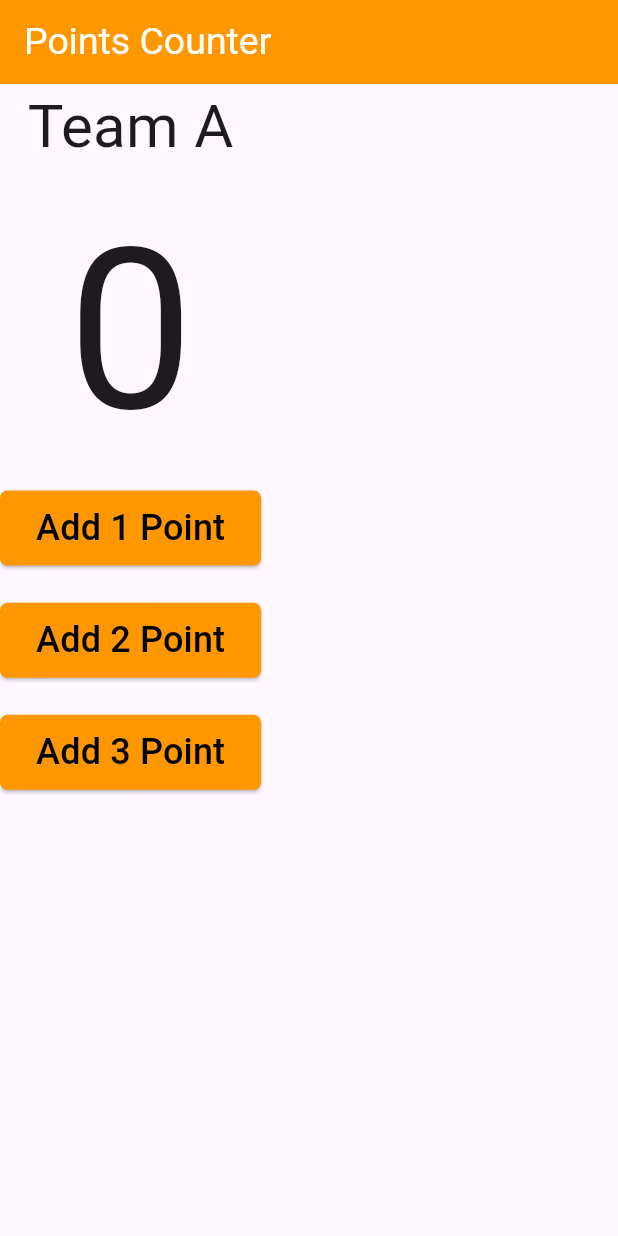
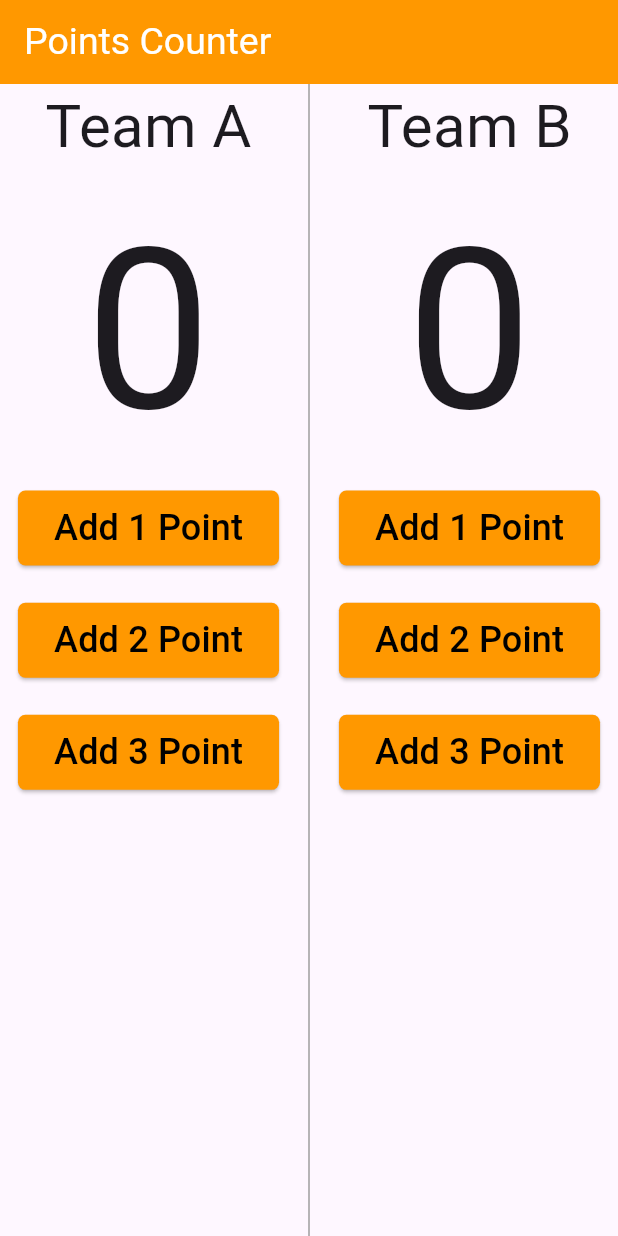
Before and after one commit to salahsaleh1015/-Complete-Flutter-Dart-Development-Course, a Flutter app: the screen it shows after launch, on a phone screen of 412 x 824 dp. Run offline on Flutter 3.47's test engine with Material 3 defaults, Android fonts, the phone set to English and light mode, and no system bars.

Commit message:
Basketball Points Counter app (vertical divider)

```diff
--- a/lib/basketball_points_counter_app/basketball_points_counter_app.dart
+++ b/lib/basketball_points_counter_app/basketball_points_counter_app.dart
@@ -16,7 +16,10 @@ class BasketballPointsCounterApp extends StatelessWidget {
           ),
         ),
       ),
-      body: Column(
+      body: Row(
+        mainAxisAlignment: MainAxisAlignment.spaceEvenly,
+        children: [
+          Column(
             children: [
               const Text(
                 "Team A",
@@ -80,6 +83,76 @@ class BasketballPointsCounterApp extends StatelessWidget {
               ),
             ],
           ),
+          const VerticalDivider(
+            thickness: 1,
+            color: Colors.grey,
+          ),
+          Column(
+            children: [
+              const Text(
+                "Team B",
+                style: TextStyle(
+                  fontSize: 40,
+                ),
+              ),
+              const Text(
+                "0",
+                style: TextStyle(
+                  fontSize: 150,
+                ),
+              ),
+              ElevatedButton(
+                  style: ElevatedButton.styleFrom(
+                    minimumSize: const Size(80, 50),
+                    backgroundColor: Colors.orange,
+                    shape: RoundedRectangleBorder(
+                      borderRadius: BorderRadius.circular(5.0),
+                    ),
+                  ),
+                  onPressed: () {},
+                  child: const Text(
+                    "Add 1 Point",
+                    style: TextStyle(color: Colors.black, fontSize: 24),
+                  )),
+              const Spacer(
+                flex: 1,
+              ),
+              ElevatedButton(
+                  style: ElevatedButton.styleFrom(
+                    minimumSize: const Size(80, 50),
+                    backgroundColor: Colors.orange,
+                    shape: RoundedRectangleBorder(
+                      borderRadius: BorderRadius.circular(5.0),
+                    ),
+                  ),
+                  onPressed: () {},
+                  child: const Text(
+                    "Add 2 Point",
+                    style: TextStyle(color: Colors.black, fontSize: 24),
+                  )),
+              const Spacer(
+                flex: 1,
+              ),
+              ElevatedButton(
+                  style: ElevatedButton.styleFrom(
+                    minimumSize: const Size(80, 50),
+                    backgroundColor: Colors.orange,
+                    shape: RoundedRectangleBorder(
+                      borderRadius: BorderRadius.circular(5.0),
+                    ),
+                  ),
+                  onPressed: () {},
+                  child: const Text(
+                    "Add 3 Point",
+                    style: TextStyle(color: Colors.black, fontSize: 24),
+                  )),
+              const Spacer(
+                flex:12,
+              ),
+            ],
+          ),
+        ],
+      ),
     );
   }
 }
```
Lines whose indentation alone changed are shown as unchanged.
